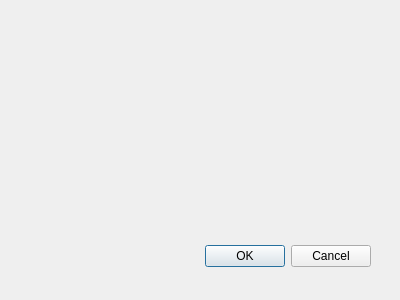
The window that src/ui/SkyeCameraReconfigure.ui (skye-git/qgroundcontrol-old) describes before a commit, drawn with Qt 5.
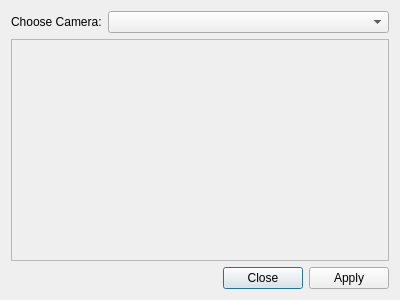
The same window after the commit.

Commit message: Generate right type of input widget (valueWidget) depending on field type

The edit to the form file:
```diff
--- a/src/ui/SkyeCameraReconfigure.ui
+++ b/src/ui/SkyeCameraReconfigure.ui
@@ -15,22 +15,61 @@
   <property name="windowTitle">
    <string>Dialog</string>
   </property>
-  <widget class="QDialogButtonBox" name="buttonBox">
-   <property name="geometry">
-    <rect>
-     <x>30</x>
-     <y>240</y>
-     <width>341</width>
-     <height>32</height>
-    </rect>
+  <layout class="QFormLayout" name="formLayout">
+   <property name="fieldGrowthPolicy">
+    <enum>QFormLayout::AllNonFixedFieldsGrow</enum>
    </property>
-   <property name="orientation">
-    <enum>Qt::Horizontal</enum>
-   </property>
-   <property name="standardButtons">
-    <set>QDialogButtonBox::Cancel|QDialogButtonBox::Ok</set>
-   </property>
-  </widget>
+   <item row="0" column="0">
+    <widget class="QLabel" name="cameraLabel">
+     <property name="text">
+      <string>Choose Camera:</string>
+     </property>
+    </widget>
+   </item>
+   <item row="0" column="1">
+    <widget class="QComboBox" name="cameraComboBox"/>
+   </item>
+   <item row="1" column="0" colspan="2">
+    <widget class="QScrollArea" name="scrollArea">
+     <property name="widgetResizable">
+      <bool>true</bool>
+     </property>
+     <widget class="QWidget" name="scrollAreaWidgetContents">
+      <property name="geometry">
+       <rect>
+        <x>0</x>
+        <y>0</y>
+        <width>380</width>
+        <height>76</height>
+       </rect>
+      </property>
+      <widget class="QWidget" name="">
+       <property name="geometry">
+        <rect>
+         <x>70</x>
+         <y>30</y>
+         <width>191</width>
+         <height>16</height>
+        </rect>
+       </property>
+       <layout class="QVBoxLayout" name="groupBoxVerticalLayout"/>
+      </widget>
+      <zorder>groupBox</zorder>
+      <zorder></zorder>
+     </widget>
+    </widget>
+   </item>
+   <item row="2" column="0" colspan="2">
+    <widget class="QDialogButtonBox" name="buttonBox">
+     <property name="orientation">
+      <enum>Qt::Horizontal</enum>
+     </property>
+     <property name="standardButtons">
+      <set>QDialogButtonBox::Apply|QDialogButtonBox::Close</set>
+     </property>
+    </widget>
+   </item>
+  </layout>
  </widget>
  <pixmapfunction/>
  <resources/>
```
Left out of the diff: 37 changed lines with no effect on the pictures. The commit also changes 2 other files.
